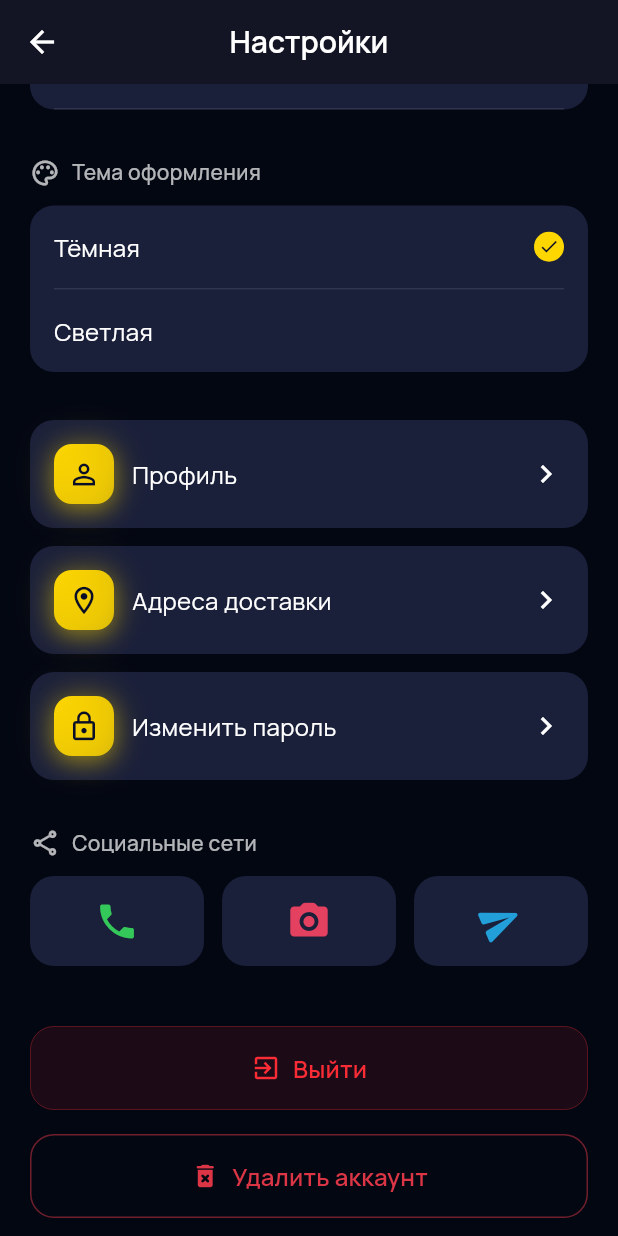
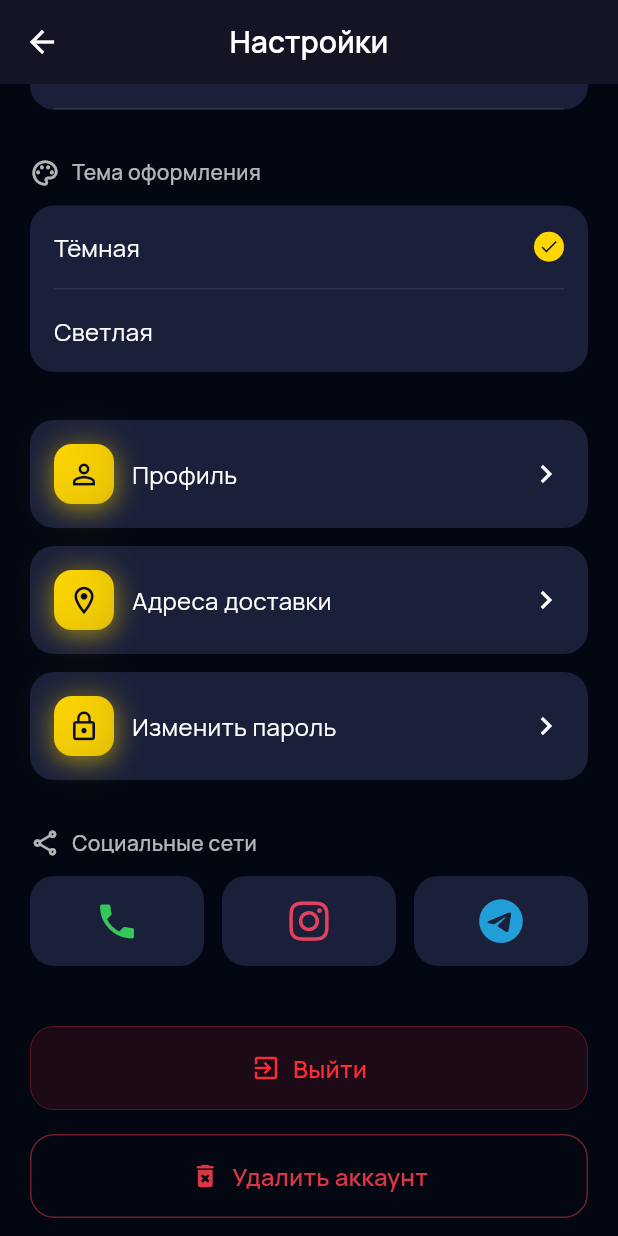
Before and after one commit to Sarvarchik2/abuexpress-app, a Flutter app: the SettingsScreen screen opened directly with empty values, scrolled down 576 dp, on a phone screen of 412 x 824 dp. Run offline on Flutter 3.47's test engine with Material 3 defaults, Android fonts, the phone set to English and light mode, and no system bars; our stand-ins replace audioplayers, firebase_core, firebase_messaging, flutter_svg, font_awesome_flutter, google_fonts and 3 more; missing offline and left inert: flutter_app_badger; accounts and stored records are empty; network calls fail.

Commit message:
instagram change password

```diff
--- a/lib/screens/settings_screen.dart
+++ b/lib/screens/settings_screen.dart
@@ -16,6 +16,8 @@ import 'profile_screen.dart';
 import 'add_parcel_screen.dart';
 import '../widgets/departure_timer_card.dart';
 import '../models/api/departure_time.dart';
+import 'package:font_awesome_flutter/font_awesome_flutter.dart';
+import 'forgot_password_screen.dart';
 
 
 class SettingsScreen extends StatefulWidget {
@@ -199,9 +201,13 @@ class _SettingsScreenState extends State<SettingsScreen> {
               icon: Icons.lock_outline,
               title: context.l10n.translate('change_password'),
               onTap: () {
-                CustomSnackBar.info(
-                  context: context,
-                  message: context.l10n.translate('function_in_development'),
+                final userProvider = Provider.of<UserProvider>(context, listen: false);
+                final email = userProvider.userInfo?.email;
+                Navigator.push(
+                  context,
+                  MaterialPageRoute(
+                    builder: (context) => ForgotPasswordScreen(email: email),
+                  ),
                 );
               },
             ),
@@ -527,7 +533,7 @@ class _SettingsScreenState extends State<SettingsScreen> {
         // Instagram
         Expanded(
           child: _buildSocialButton(
-            icon: Icons.camera_alt_rounded,
+            icon: FontAwesomeIcons.instagram,
             iconColor: const Color(0xFFE4405F),
             backgroundColor: buttonColor,
             onTap: () => _launchURL('https://www.instagram.com/abu_express_?igsh=MW9hb3JjM3FudGpxcg=='),
@@ -537,7 +543,7 @@ class _SettingsScreenState extends State<SettingsScreen> {
         // Telegram
         Expanded(
           child: _buildSocialButton(
-            icon: Icons.send_rounded,
+            icon: FontAwesomeIcons.telegram,
             iconColor: const Color(0xFF229ED9),
             backgroundColor: buttonColor,
             onTap: () => _launchURL('https://t.me/abuexpress_europe'),
@@ -562,7 +568,7 @@ class _SettingsScreenState extends State<SettingsScreen> {
   }
 
   Widget _buildSocialButton({
-    required IconData icon,
+    required dynamic icon,
     required Color iconColor,
     required Color backgroundColor,
     required VoidCallback onTap,
@@ -590,14 +596,17 @@ class _SettingsScreenState extends State<SettingsScreen> {
           child: SizedBox(
             height: 60,
             child: Center(
-              child: Transform.rotate(
-                angle: icon == Icons.send_rounded ? -0.4 : 0, // Rotate telegram icon slightly for official look
-                child: Icon(
-                  icon,
-                  color: iconColor,
-                  size: 30,
-                ),
-              ),
+              child: icon is IconData
+                  ? Icon(
+                      icon,
+                      color: iconColor,
+                      size: 30,
+                    )
+                  : FaIcon(
+                      icon,
+                      color: iconColor,
+                      size: 30,
+                    ),
             ),
           ),
         ),
--- a/pubspec.yaml
+++ b/pubspec.yaml
@@ -25,6 +25,7 @@ dependencies:
   firebase_core: ^3.6.0
   firebase_messaging: ^15.1.3
   flutter_app_badger: ^1.5.0
+  font_awesome_flutter: ^11.0.0
 
 dev_dependencies:
   flutter_test:
```
Also changed, not shown: lib/screens/add_parcel_screen.dart (+3 -24 lines), lib/screens/forgot_password_screen.dart (+8 -1 lines), lib/screens/shipping_calculator_screen.dart (+1 -8 lines), pubspec.lock, 2 other files.
